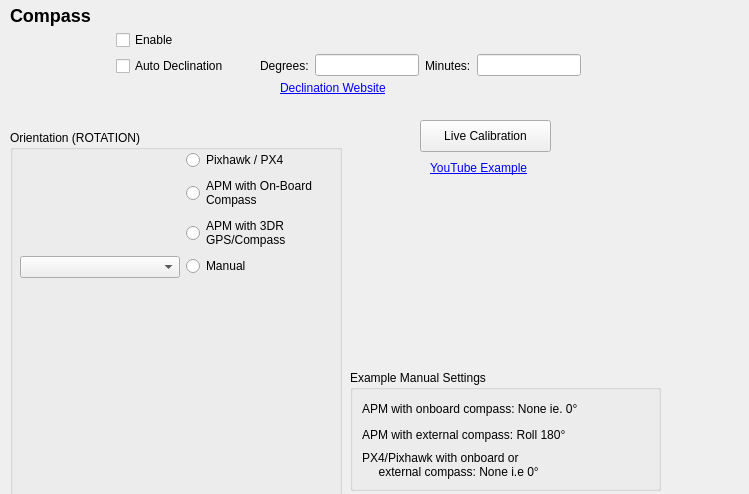
First picture: the form in src/ui/configuration/CompassConfig.ui, repository ArduPilot/apm_planner, before the edit.
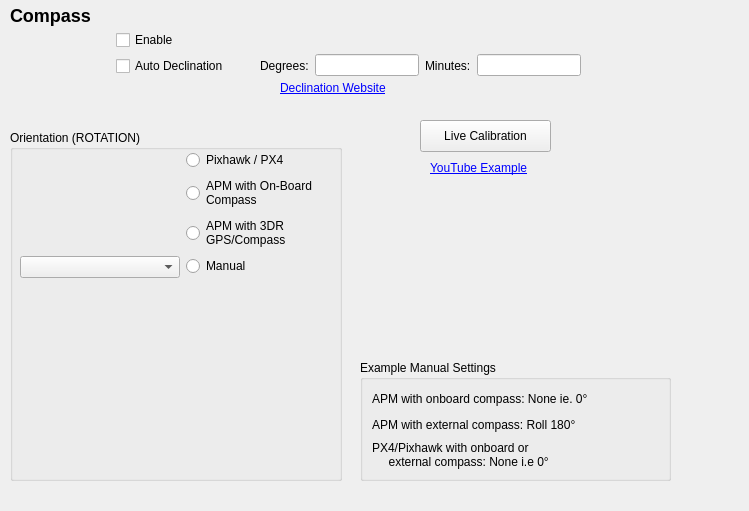
Second picture: the form after the edit. Icons and pictures are not drawn.

Commit message: Adjustments to ConfigView layout

What changed in the file:
```diff
--- a/src/ui/configuration/CompassConfig.ui
+++ b/src/ui/configuration/CompassConfig.ui
@@ -7,7 +7,7 @@
     <x>0</x>
     <y>0</y>
     <width>749</width>
-    <height>494</height>
+    <height>511</height>
    </rect>
   </property>
   <property name="windowTitle">
@@ -142,7 +142,7 @@
      <x>10</x>
      <y>130</y>
      <width>332</width>
-     <height>368</height>
+     <height>351</height>
     </rect>
    </property>
    <property name="title">
@@ -154,7 +154,7 @@
       <x>10</x>
       <y>20</y>
       <width>312</width>
-      <height>328</height>
+      <height>311</height>
      </rect>
     </property>
     <layout class="QFormLayout" name="formLayout">
@@ -317,8 +317,8 @@
   <widget class="QGroupBox" name="Examples">
    <property name="geometry">
     <rect>
-     <x>350</x>
-     <y>370</y>
+     <x>360</x>
+     <y>360</y>
      <width>311</width>
      <height>121</height>
     </rect>
```
